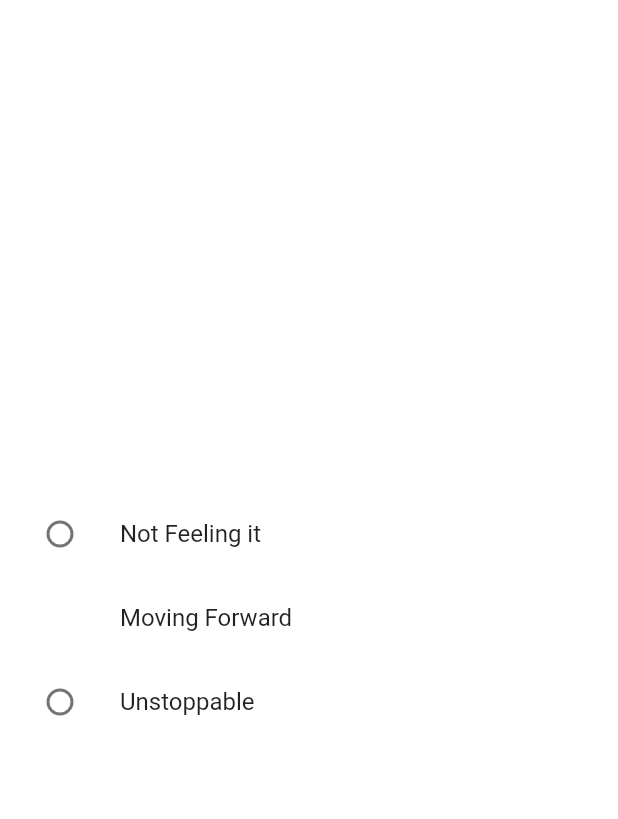
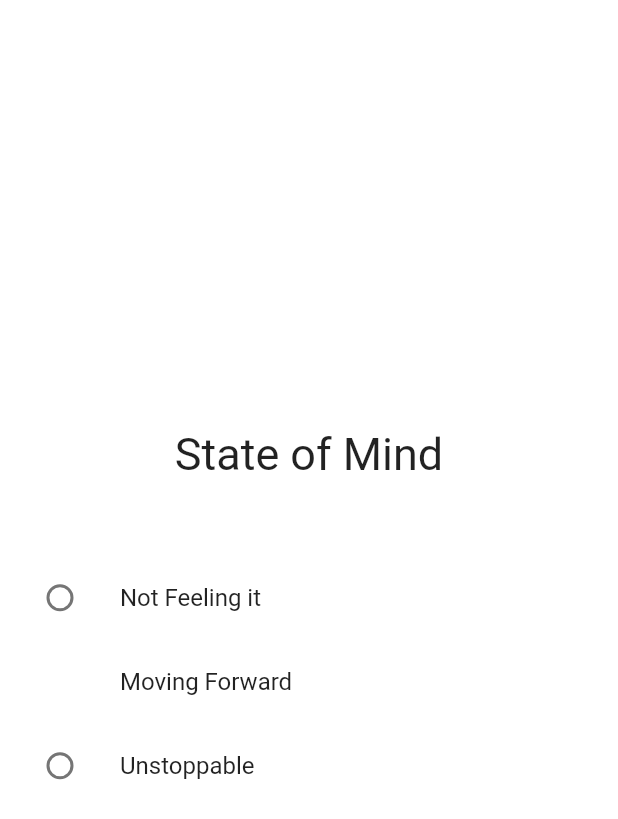
Before and after one commit to AndresRodCodes/phenom, a Flutter app: the CheckIn screen opened directly, swiped to page 2, on a phone screen of 412 x 824 dp. Shown: the top 819 px of the screen. Run offline on Flutter 3.47's test engine with Material 2 defaults, Android fonts, the phone set to English and light mode, and no system bars; our stand-ins replace animated_text_kit.

Commit message:
Refactored PageView code and added titles to each pageView page

```diff
--- a/lib/constants.dart
+++ b/lib/constants.dart
@@ -21,3 +21,7 @@ const kTextFieldDecoration = InputDecoration(
     borderRadius: BorderRadius.all(Radius.circular(10.0)),
   ),
 );
+
+const kTextStyleTitle = TextStyle(
+  fontSize: 30.0,
+);
--- a/lib/screens/check_in_screen.dart
+++ b/lib/screens/check_in_screen.dart
@@ -1,8 +1,8 @@
 import 'package:flutter/material.dart';
 import 'package:flutter/cupertino.dart';
-
-enum StateOfMind { notFellingIt, movingForward, unstoppable }
-enum Consistency { one, five, ten }
+import 'page_one.dart';
+import 'page_two.dart';
+import 'PageThree.dart';
 
 class CheckIn extends StatefulWidget {
   @override
@@ -10,125 +10,14 @@ class CheckIn extends StatefulWidget {
 }
 
 class _CheckInState extends State<CheckIn> {
-  StateOfMind _mind = StateOfMind.movingForward;
-  Consistency _consistency = Consistency.five;
-
-  CupertinoPicker iOSPicker() {
-    List<Widget> pickerItems = [];
-
-    for (int i = 0; i <= 400; i++) {
-      var newItem = Text('$i');
-
-      pickerItems.add(newItem);
-    }
-    return CupertinoPicker(
-        backgroundColor: Colors.white,
-        itemExtent: 32.0,
-        scrollController: FixedExtentScrollController(initialItem: 170),
-        onSelectedItemChanged: (index) {
-          print(index);
-        },
-        children: pickerItems);
-  }
-
   @override
   Widget build(BuildContext context) {
     return Scaffold(
         body: PageView(
       children: <Widget>[
-        Container(
-          child: Center(child: iOSPicker()),
-        ),
-        Container(
-          child: Center(
-            child: Column(
-              mainAxisAlignment: MainAxisAlignment.center,
-              children: <Widget>[
-                ListTile(
-                  title: Text('Not Feeling it'),
-                  leading: Radio(
-                    value: StateOfMind.notFellingIt,
-                    groupValue: _mind,
-                    onChanged: (StateOfMind value) {
-                      setState(() {
-                        _mind = value;
-                      });
-                    },
-                  ),
-                ),
-                ListTile(
-                  title: Text('Moving Forward'),
-                  leading: Radio(
-                    value: StateOfMind.movingForward,
-                    groupValue: _mind,
-                    onChanged: (StateOfMind value) {
-                      setState(() {
-                        _mind = value;
-                      });
-                    },
-                  ),
-                ),
-                ListTile(
-                  title: Text('Unstoppable'),
-                  leading: Radio(
-                    value: StateOfMind.unstoppable,
-                    groupValue: _mind,
-                    onChanged: (StateOfMind value) {
-                      setState(() {
-                        _mind = value;
-                      });
-                    },
-                  ),
-                ),
-              ],
-            ),
-          ),
-        ),
-        Container(
-          child: Center(
-            child: Column(
-              mainAxisAlignment: MainAxisAlignment.center,
-              children: <Widget>[
-                ListTile(
-                  title: Text('One'),
-                  leading: Radio(
-                    value: Consistency.one,
-                    groupValue: _consistency,
-                    onChanged: (Consistency value) {
-                      setState(() {
-                        _consistency = value;
-                      });
-                    },
-                  ),
-                ),
-                ListTile(
-                  title: Text('Five'),
-                  leading: Radio(
-                    value: Consistency.five,
-                    groupValue: _consistency,
-                    onChanged: (Consistency value) {
-                      setState(() {
-                        _consistency = value;
-                      });
-                    },
-                  ),
-                ),
-                ListTile(
-                  title: Text('Ten'),
-                  leading: Radio(
-                    value: Consistency.ten,
-                    groupValue: _consistency,
-                    onChanged: (Consistency value) {
-                      setState(() {
-                        _consistency = value;
-                      });
-                    },
-                  ),
-                ),
-              ],
-            ),
-          ),
-        ),
+        PageOne(),
+        PageTwo(),
+        PageThree(),
       ],
     ));
   }
--- /dev/null
+++ b/lib/screens/page_two.dart
@@ -0,0 +1,71 @@
+import 'package:flutter/material.dart';
+import 'package:phenom_d/constants.dart';
+
+enum StateOfMind { notFellingIt, movingForward, unstoppable }
+
+class PageTwo extends StatefulWidget {
+  @override
+  _PageTwoState createState() => _PageTwoState();
+}
+
+class _PageTwoState extends State<PageTwo> {
+  StateOfMind _mind = StateOfMind.movingForward;
+  @override
+  Widget build(BuildContext context) {
+    return Scaffold(
+      body: Container(
+        child: Center(
+          child: Column(
+            mainAxisAlignment: MainAxisAlignment.center,
+            children: <Widget>[
+              Text(
+                'State of Mind',
+                style: kTextStyleTitle,
+              ),
+              SizedBox(
+                height: 50.0,
+              ),
+              ListTile(
+                title: Text('Not Feeling it'),
+                leading: Radio(
+                  value: StateOfMind.notFellingIt,
+                  groupValue: _mind,
+                  onChanged: (StateOfMind value) {
+                    setState(() {
+                      _mind = value;
+                    });
+                  },
+                ),
+              ),
+              ListTile(
+                title: Text('Moving Forward'),
+                leading: Radio(
+                  value: StateOfMind.movingForward,
+                  groupValue: _mind,
+                  onChanged: (StateOfMind value) {
+                    setState(() {
+                      _mind = value;
+                    });
+                  },
+                ),
+              ),
+              ListTile(
+                title: Text('Unstoppable'),
+                leading: Radio(
+                  value: StateOfMind.unstoppable,
+                  groupValue: _mind,
+                  onChanged: (StateOfMind value) {
+                    setState(() {
+                      _mind = value;
+                    });
+                  },
+                ),
+              ),
+            ],
+          ),
+        ),
+      ),
+    );
+    ;
+  }
+}
```
Also changed, not shown: lib/screens/PageThree.dart (added, +78 -0 lines), lib/screens/page_one.dart (added, +65 -0 lines).
